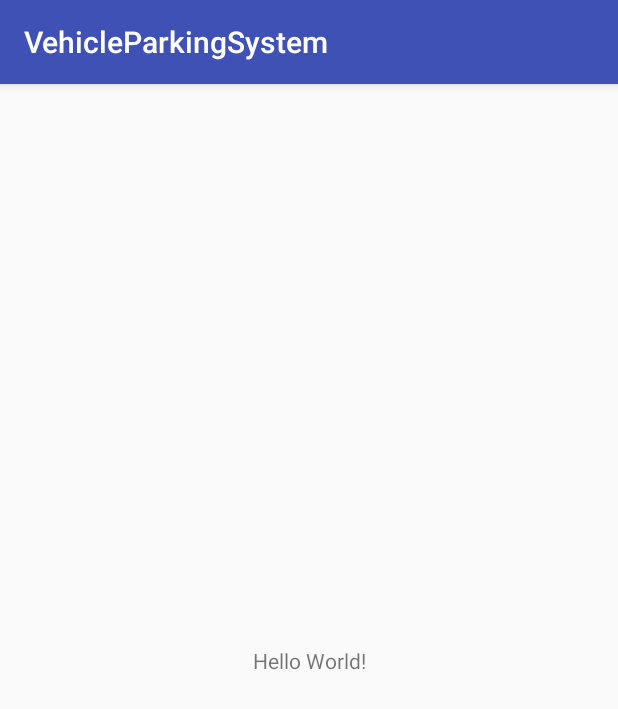
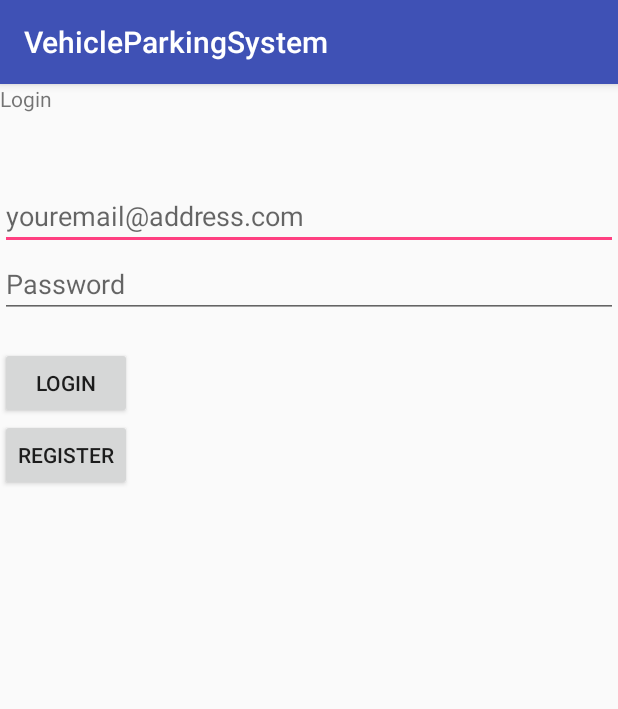
Before and after one commit to ksk102/ParkMelaka, an Android app: the screen it shows after launch (MainActivity before the commit, LoginActivity after it), on a phone screen of 412 x 824 dp. Shown: the top 709 px of the screen. Run offline under Robolectric (Android 15) with nearby library versions, the light colour scheme and no system bars.

Commit message:
feat(login): basic login

```diff
--- a/app/build.gradle
+++ b/app/build.gradle
@@ -16,6 +16,7 @@ android {
             proguardFiles getDefaultProguardFile('proguard-android.txt'), 'proguard-rules.pro'
         }
     }
+    useLibrary 'org.apache.http.legacy'
 }
 
 dependencies {
--- a/app/src/main/AndroidManifest.xml
+++ b/app/src/main/AndroidManifest.xml
@@ -1,6 +1,9 @@
 <?xml version="1.0" encoding="utf-8"?>
 <manifest xmlns:android="http://schemas.android.com/apk/res/android"
     package="com.example.vehicleparkingsystem">
+
+    <uses-permission android:name="android.permission.INTERNET" />
+    <uses-permission android:name="android.permission.ACCESS_NETWORK_STATE" />
 
     <application
         android:allowBackup="true"
@@ -9,13 +12,14 @@
         android:roundIcon="@mipmap/ic_launcher_round"
         android:supportsRtl="true"
         android:theme="@style/AppTheme">
-        <activity android:name=".MainActivity">
+        <activity android:name=".LoginActivity">
             <intent-filter>
                 <action android:name="android.intent.action.MAIN" />
 
                 <category android:name="android.intent.category.LAUNCHER" />
             </intent-filter>
         </activity>
+        <activity android:name=".ParkingActivity"></activity>
     </application>
 
 </manifest>
--- /dev/null
+++ b/app/src/main/java/com/example/vehicleparkingsystem/LoginActivity.java
@@ -0,0 +1,39 @@
+package com.example.vehicleparkingsystem;
+
+import android.os.Bundle;
+import android.support.v7.app.AppCompatActivity;
+import android.util.Log;
+import android.view.View;
+import android.widget.Button;
+import android.widget.EditText;
+import android.widget.TextView;
+import android.widget.Toast;
+
+import org.apache.http.NameValuePair;
+
+public class LoginActivity extends AppCompatActivity{
+
+    private Button loginButton;
+    private EditText emailEdit, passwordEdit;
+    private TextView errorText;
+
+    @Override
+    protected void onCreate(Bundle savedInstanceState) {
+        super.onCreate(savedInstanceState);
+        setContentView(R.layout.activity_login);
+
+        loginButton = findViewById(R.id.buttonLogin);
+        emailEdit = findViewById(R.id.editEmail);
+        passwordEdit = findViewById(R.id.editPassword);
+        errorText  = findViewById(R.id.textError);
+    }
+
+    public void loginPost(View view){
+        String email = emailEdit.getText().toString();
+        String password = passwordEdit.getText().toString();
+
+
+        new SigninActivity(this, errorText).execute(email,password);
+        Toast.makeText(this, "Loading...", Toast.LENGTH_SHORT).show();
+    }
+}
--- /dev/null
+++ b/app/src/main/res/layout/activity_login.xml
@@ -0,0 +1,71 @@
+<?xml version="1.0" encoding="utf-8"?>
+<RelativeLayout
+    xmlns:android="http://schemas.android.com/apk/res/android"
+    android:layout_width="match_parent"
+    android:layout_height="match_parent">
+
+    <TextView
+        android:text = "Login"
+        android:layout_width="wrap_content"
+        android:layout_height = "wrap_content"
+        android:id = "@+id/textLogin" />
+
+    <EditText
+        android:id = "@+id/editEmail"
+        android:hint = "youremail@address.com"
+        android:focusable = "true"
+        android:textColorHighlight = "#ff7eff15"
+        android:layout_marginTop = "46dp"
+        android:layout_below = "@+id/textLogin"
+        android:layout_width = "wrap_content"
+        android:layout_height = "wrap_content"
+        android:layout_alignParentLeft = "true"
+        android:layout_alignParentStart = "true"
+        android:layout_alignParentRight = "true"
+        android:layout_alignParentEnd = "true" />
+    <EditText
+        android:id="@+id/editPassword"
+        android:hint="Password"
+        android:ems="10"
+        android:inputType="textPassword"
+        android:layout_width="wrap_content"
+        android:layout_height="wrap_content"
+        android:layout_below="@+id/editEmail"
+        android:layout_alignParentLeft="true"
+        android:layout_alignParentStart="true"
+        android:layout_alignRight="@+id/editEmail"
+        android:layout_alignEnd="@+id/editEmail"/>
+
+    <TextView
+        android:text="Please check your credential again!"
+        android:id="@+id/textError"
+        android:visibility="invisible"
+        android:textColor="#FF0000"
+        android:layout_width="wrap_content"
+        android:layout_height="wrap_content"
+        android:layout_below="@+id/editPassword"
+        android:layout_alignParentLeft="true"
+        android:layout_alignParentStart="true"
+        android:layout_alignRight="@+id/editPassword"
+        android:layout_alignEnd="@+id/editPassword"/>
+
+    <Button
+        android:text="Login"
+        android:id="@+id/buttonLogin"
+        android:onClick="loginPost"
+        android:layout_width="wrap_content"
+        android:layout_height="wrap_content"
+        android:layout_below="@+id/textError"
+        android:layout_alignParentLeft="true"
+        android:layout_alignParentStart="true" />
+
+    <Button
+        android:text="Register"
+        android:id="@+id/buttonRegister"
+        android:layout_width="wrap_content"
+        android:layout_height="wrap_content"
+        android:layout_below="@+id/buttonLogin"
+        android:layout_alignParentLeft="true"
+        android:layout_alignParentStart="true" />
+
+</RelativeLayout>
```
Also changed, not shown: app/src/main/java/com/example/vehicleparkingsystem/ParkingActivity.java (added, +13 -0 lines), app/src/main/java/com/example/vehicleparkingsystem/SigninActivity.java (added, +107 -0 lines), app/src/main/res/layout/activity_parking.xml (added, +9 -0 lines), app/src/main/res/values/strings.xml (line endings or trailing spaces), build.gradle (line endings or trailing spaces).
